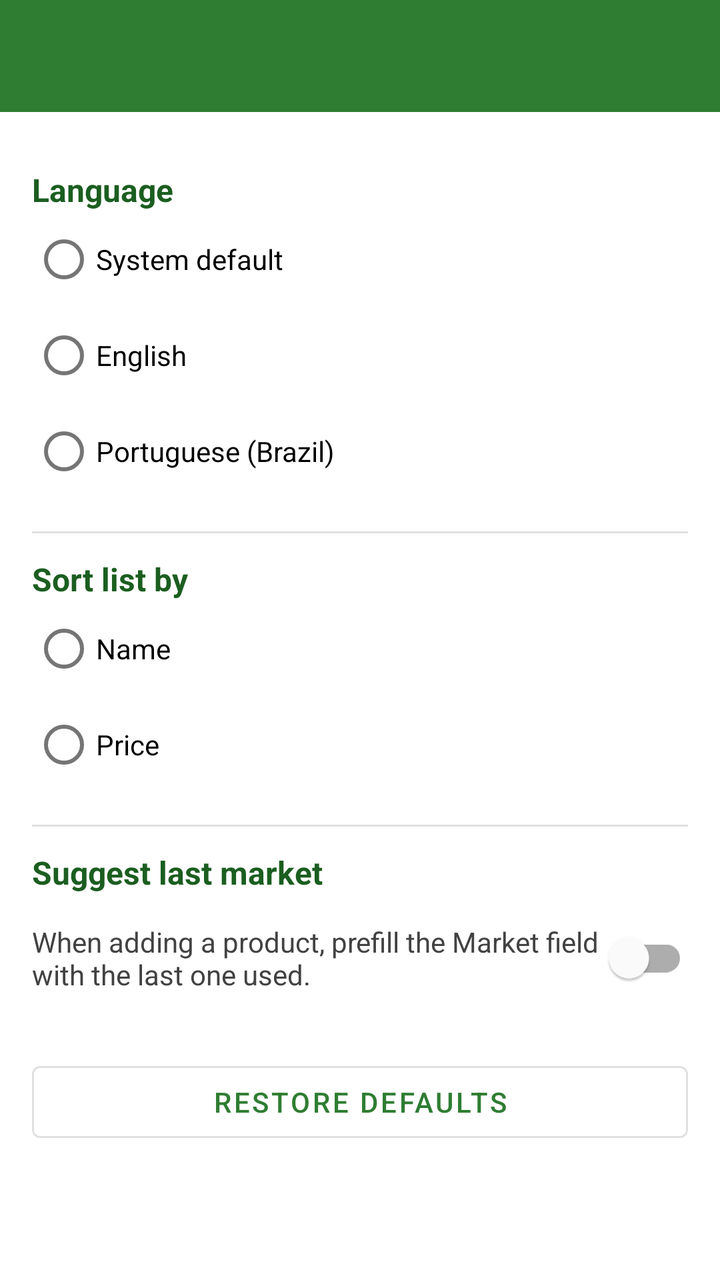
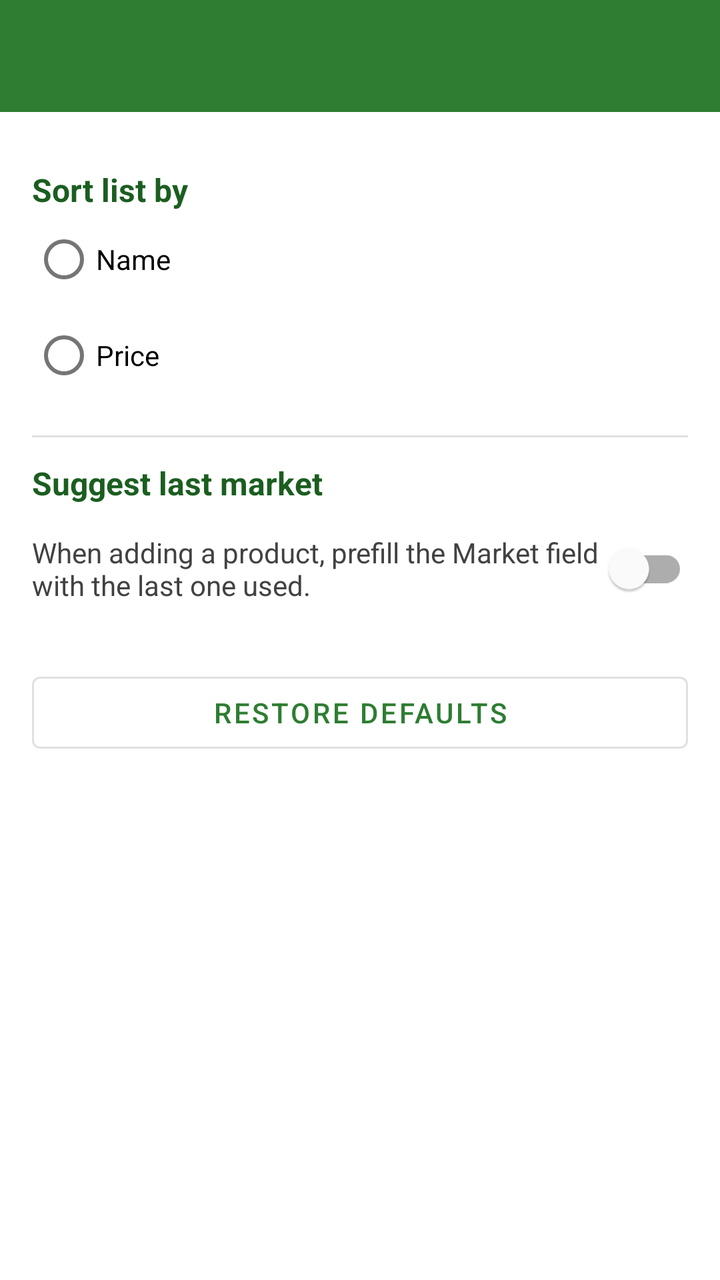

The first picture is an Android layout as it rendered before a commit; the second is the same layout after the commit. The layout source and the unified diff follow.
<!-- AndroidManifest.xml: application theme Theme.MeuPreco -->
<!-- res/layout/activity_configuracoes.xml -->
<?xml version="1.0" encoding="utf-8"?>
<LinearLayout xmlns:android="http://schemas.android.com/apk/res/android"
    xmlns:app="http://schemas.android.com/apk/res-auto"
    android:id="@+id/raiz"
    android:layout_width="match_parent"
    android:layout_height="match_parent"
    android:orientation="vertical">

    <androidx.appcompat.widget.Toolbar
        android:id="@+id/toolbar"
        android:layout_width="match_parent"
        android:layout_height="wrap_content"
        android:background="@color/verde_500"
        android:minHeight="?attr/actionBarSize"
        app:titleTextColor="@color/branco" />

    <ScrollView
        android:id="@+id/conteudo"
        android:layout_width="match_parent"
        android:layout_height="0dp"
        android:layout_weight="1"
        android:clipToPadding="false"
        android:fillViewport="true">

        <LinearLayout
            android:layout_width="match_parent"
            android:layout_height="wrap_content"
            android:orientation="vertical"
            android:padding="16dp">

            
            <TextView
                style="@style/RotuloCampo"
                android:text="@string/config_idioma" />

            <RadioGroup
                android:id="@+id/grupoIdioma"
                android:layout_width="match_parent"
                android:layout_height="wrap_content"
                android:orientation="vertical">

                <RadioButton
                    android:id="@+id/radioIdiomaSistema"
                    android:layout_width="match_parent"
                    android:layout_height="wrap_content"
                    android:text="@string/idioma_sistema" />

                <RadioButton
                    android:id="@+id/radioIdiomaIngles"
                    android:layout_width="match_parent"
                    android:layout_height="wrap_content"
                    android:text="@string/idioma_ingles" />

                <RadioButton
                    android:id="@+id/radioIdiomaPortugues"
                    android:layout_width="match_parent"
                    android:layout_height="wrap_content"
                    android:text="@string/idioma_portugues" />
            </RadioGroup>

            <View
                android:layout_width="match_parent"
                android:layout_height="1dp"
                android:layout_marginTop="16dp"
                android:background="@color/cinza_divisor" />

            
            <TextView
                style="@style/RotuloCampo"
                android:text="@string/config_ordenacao" />

            <RadioGroup
                android:id="@+id/grupoOrdenacao"
                android:layout_width="match_parent"
                android:layout_height="wrap_content"
                android:orientation="vertical">

                <RadioButton
                    android:id="@+id/radioOrdenacaoNome"
                    android:layout_width="match_parent"
                    android:layout_height="wrap_content"
                    android:text="@string/ordenacao_nome" />

                <RadioButton
                    android:id="@+id/radioOrdenacaoPreco"
                    android:layout_width="match_parent"
                    android:layout_height="wrap_content"
                    android:text="@string/ordenacao_preco" />
            </RadioGroup>

            <View
                android:layout_width="match_parent"
                android:layout_height="1dp"
                android:layout_marginTop="16dp"
                android:background="@color/cinza_divisor" />

            
            <TextView
                style="@style/RotuloCampo"
                android:text="@string/config_sugerir_titulo" />

            <com.google.android.material.switchmaterial.SwitchMaterial
                android:id="@+id/switchSugerir"
                android:layout_width="match_parent"
                android:layout_height="wrap_content"
                android:layout_marginTop="8dp"
                android:text="@string/config_sugerir_desc"
                android:textColor="@color/cinza_texto" />

            
            <Button
                android:id="@+id/botaoRestaurar"
                style="?attr/materialButtonOutlinedStyle"
                android:layout_width="match_parent"
                android:layout_height="wrap_content"
                android:layout_marginTop="24dp"
                android:text="@string/bt_restaurar" />

        </LinearLayout>
    </ScrollView>
</LinearLayout>
<!-- resources referenced by this layout -->
<resources>
  <color name="branco">#FFFFFFFF</color>
  <color name="cinza_divisor">#FFE0E0E0</color>
  <color name="cinza_texto">#FF424242</color>
  <color name="verde_500">#FF2E7D32</color>
  <string name="bt_restaurar">Restore defaults</string>
  <string name="config_idioma">Language</string>
  <string name="config_ordenacao">Sort list by</string>
  <string name="config_sugerir_desc">When adding a product, prefill the Market field with the last one used.</string>
  <string name="config_sugerir_titulo">Suggest last market</string>
  <string name="idioma_ingles">English</string>
  <string name="idioma_portugues">Portuguese (Brazil)</string>
  <string name="idioma_sistema">System default</string>
  <string name="ordenacao_nome">Name</string>
  <string name="ordenacao_preco">Price</string>
  <style name="RotuloCampo">
          <item name="android:layout_width">match_parent</item>
          <item name="android:layout_height">wrap_content</item>
          <item name="android:layout_marginTop">12dp</item>
          <item name="android:textSize">16sp</item>
          <item name="android:textStyle">bold</item>
          <item name="android:textColor">@color/verde_700</item>
      </style>
  <style name="Theme.MeuPreco" parent="Theme.MaterialComponents.Light.NoActionBar">
          <item name="colorPrimary">@color/verde_500</item>
          <item name="colorPrimaryVariant">@color/verde_700</item>
          <item name="colorOnPrimary">@color/branco</item>
          <item name="colorSecondary">@color/laranja_500</item>
          <item name="colorSecondaryVariant">@color/laranja_500</item>
          <item name="colorOnSecondary">@color/branco</item>
  
          
          <item name="android:forceDarkAllowed" tools:targetApi="q">false</item>
  
          
          <item name="windowActionModeOverlay">true</item>
          <item name="actionModeBackground">@color/verde_500</item>
          <item name="actionModeCloseDrawable">@drawable/ic_clear</item>
          <item name="actionModeStyle">@style/ActionModeVerde</item>
      </style>
  <color name="verde_700">#FF1B5E20</color>
  <color name="laranja_500">#FFEF6C00</color>
  <!-- drawable ic_clear (drawable) -->
  <vector xmlns:android="http://schemas.android.com/apk/res/android"
      android:width="24dp"
      android:height="24dp"
      android:viewportWidth="24"
      android:viewportHeight="24">
      <path
          android:fillColor="@color/branco"
          android:pathData="M19,6.41L17.59,5 12,10.59 6.41,5 5,6.41 10.59,12 5,17.59 6.41,19 12,13.41 17.59,19 19,17.59 13.41,12z" />
  </vector>
  <style name="ActionModeVerde" parent="Widget.AppCompat.ActionMode">
          <item name="background">@color/verde_500</item>
          <item name="titleTextStyle">@style/ActionModeTitulo</item>
      </style>
  <style name="ActionModeTitulo" parent="TextAppearance.AppCompat.Widget.ActionMode.Title">
          <item name="android:textColor">@color/branco</item>
      </style>
</resources>

<!-- the commit's change to res/layout/activity_configuracoes.xml (unified diff, before → after) -->
@@ -29,40 +29,6 @@
             android:padding="16dp">
 
             
-            <TextView
-                style="@style/RotuloCampo"
-                android:text="@string/config_idioma" />
-
-            <RadioGroup
-                android:id="@+id/grupoIdioma"
-                android:layout_width="match_parent"
-                android:layout_height="wrap_content"
-                android:orientation="vertical">
-
-                <RadioButton
-                    android:id="@+id/radioIdiomaSistema"
-                    android:layout_width="match_parent"
-                    android:layout_height="wrap_content"
-                    android:text="@string/idioma_sistema" />
-
-                <RadioButton
-                    android:id="@+id/radioIdiomaIngles"
-                    android:layout_width="match_parent"
-                    android:layout_height="wrap_content"
-                    android:text="@string/idioma_ingles" />
-
-                <RadioButton
-                    android:id="@+id/radioIdiomaPortugues"
-                    android:layout_width="match_parent"
-                    android:layout_height="wrap_content"
-                    android:text="@string/idioma_portugues" />
-            </RadioGroup>
-
-            <View
-                android:layout_width="match_parent"
-                android:layout_height="1dp"
-                android:layout_marginTop="16dp"
-                android:background="@color/cinza_divisor" />
 
             
             <TextView
<!-- resource entries referenced after the edit -->
@@ -5,13 +5,9 @@
   <color name="cinza_texto">#FF424242</color>
   <color name="verde_500">#FF2E7D32</color>
   <string name="bt_restaurar">Restore defaults</string>
-  <string name="config_idioma">Language</string>
   <string name="config_ordenacao">Sort list by</string>
   <string name="config_sugerir_desc">When adding a product, prefill the Market field with the last one used.</string>
   <string name="config_sugerir_titulo">Suggest last market</string>
-  <string name="idioma_ingles">English</string>
-  <string name="idioma_portugues">Portuguese (Brazil)</string>
-  <string name="idioma_sistema">System default</string>
   <string name="ordenacao_nome">Name</string>
   <string name="ordenacao_preco">Price</string>
   <style name="RotuloCampo">
